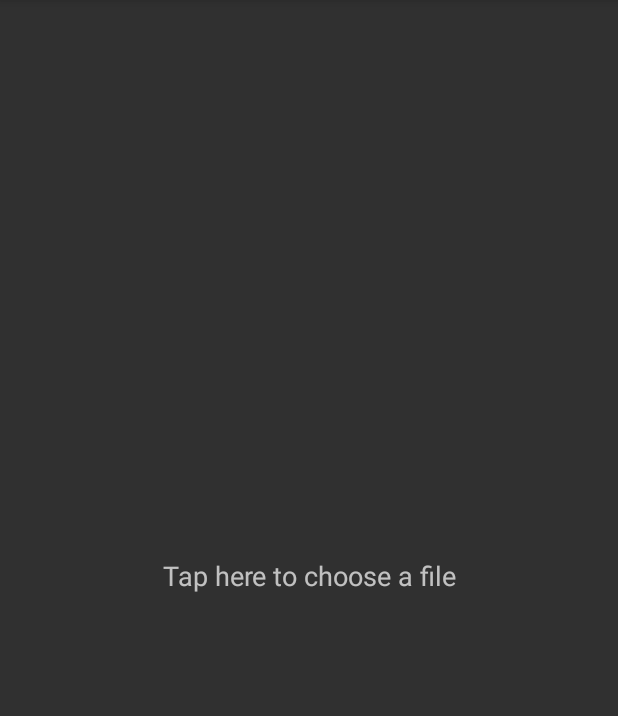
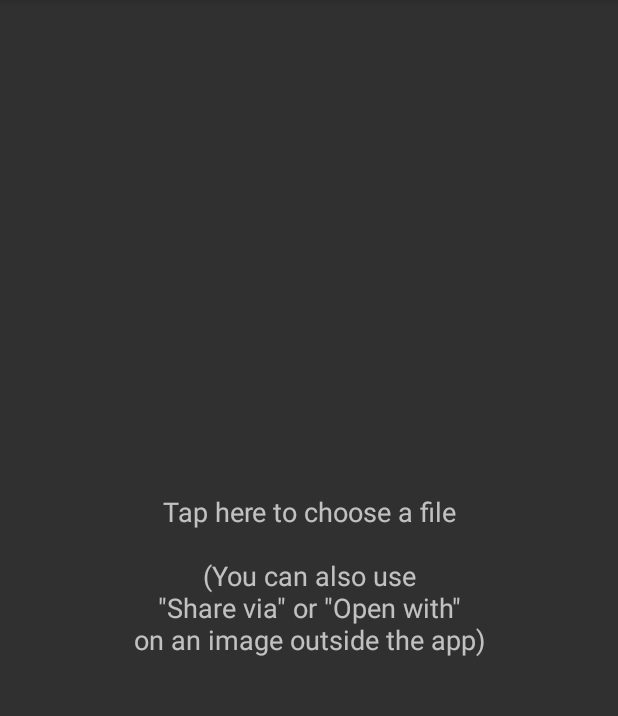
Before and after one commit to digitapex/CelebrityRecognition, an Android app: the screen it shows after launch (MainActivity), on a phone screen of 412 x 824 dp, the part 84-800 px from its top. Run offline under Robolectric (Android 15) with nearby library versions, the phone set to English and light mode, and no system bars; our stand-ins replace Picasso; libraries missing offline, so code that uses them is left out: com.github.angads25.filepicker; pictures from the network do not load.

Commit message:
Add more explanation for tap_here

```diff
--- a/app/src/main/res/values/strings.xml
+++ b/app/src/main/res/values/strings.xml
@@ -1,6 +1,6 @@
 <resources>
     <string name="app_name">Celebrity Recognition</string>
-    <string name="tap_here">Tap here to choose a file</string>
+    <string name="tap_here">Tap here to choose a file\n\n(You can also use\n\"Share via\" or \"Open with\"\non an image outside the app)</string>
     <string name="detect_face">Detect face</string>
     <string name="new_photo">New photo</string>
 </resources>
```
